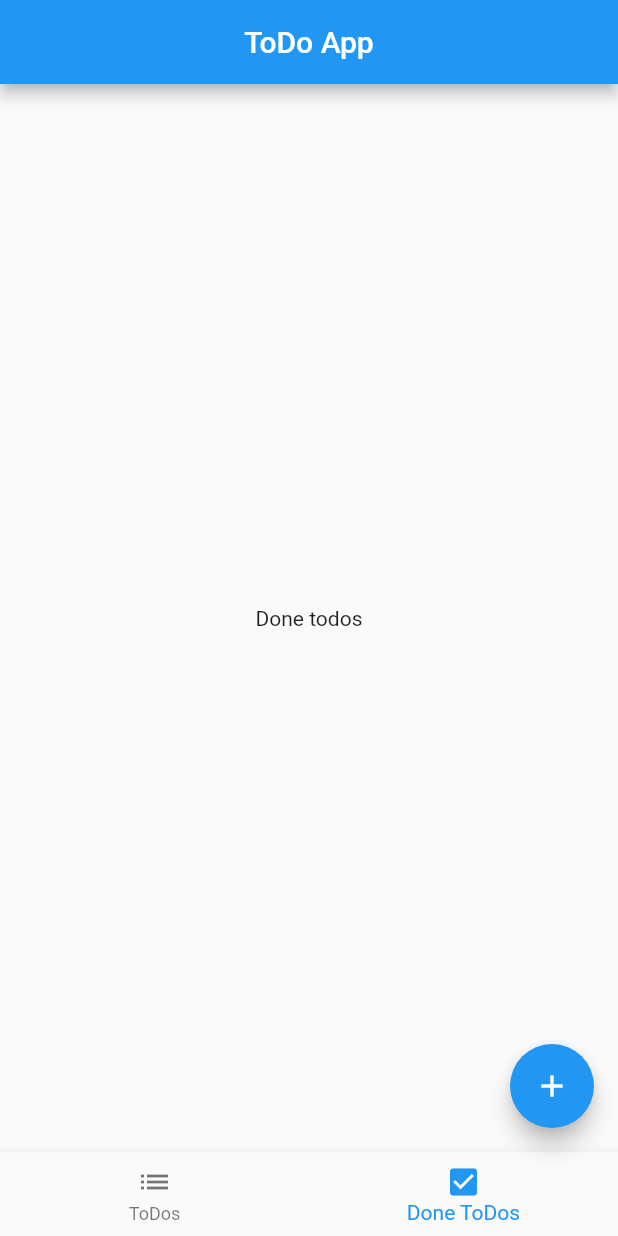
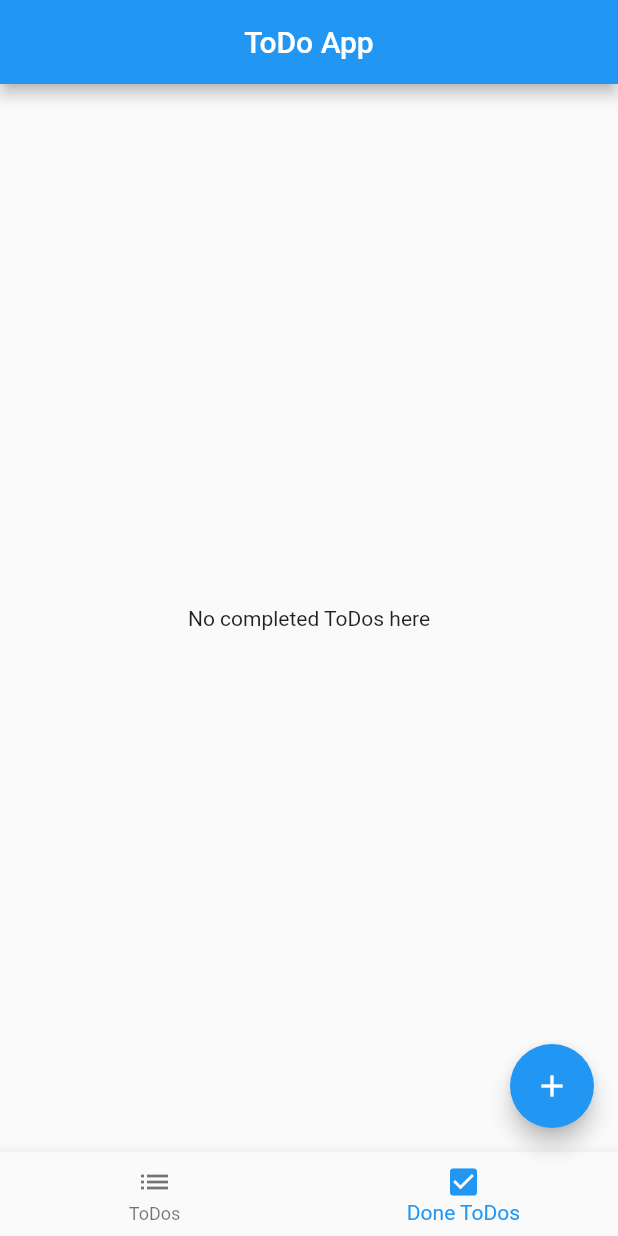
Before and after one commit to g0nnP/ToDo-App, a Flutter app: the screen it shows after launch, item 2 of the bottom bar chosen, on a phone screen of 412 x 824 dp. Run offline on Flutter 3.47's test engine with Material 2 defaults, Android fonts, the phone set to English and light mode, and no system bars; our stand-ins replace bloc, flutter_bloc.

Commit message:
Completed todos list added

```diff
--- a/lib/app/pages/home/bloc/todos/todos_bloc.dart
+++ b/lib/app/pages/home/bloc/todos/todos_bloc.dart
@@ -24,5 +24,11 @@ class TodosBloc extends Bloc<TodosEvent, TodosState> {
         emit(TodosFilledState(list));
       }
     });
+
+    on<CompleteTodoEvent>((event, emit) {
+      event.todo.completed = event.completed;
+      if(event.todo.completed) state.completedTodos.add(event.todo);
+      emit(TodosFilledState(state.todosList));
+    });
   }
 }
--- a/lib/app/pages/home/bloc/todos/todos_event.dart
+++ b/lib/app/pages/home/bloc/todos/todos_event.dart
@@ -21,7 +21,8 @@ class DeleteTodoEvent extends TodosEvent {
 }
 
 class CompleteTodoEvent extends TodosEvent {
-  CompleteTodoEvent(this.todo);
+  CompleteTodoEvent(this.completed, this.todo);
 
+  final bool completed;
   final TodoModel todo;
 }
--- a/lib/app/pages/home/bloc/todos/todos_state.dart
+++ b/lib/app/pages/home/bloc/todos/todos_state.dart
@@ -2,12 +2,14 @@ part of 'todos_bloc.dart';
 
 @immutable
 abstract class TodosState {
-  const TodosState({this.todosList = const []});
+  const TodosState({this.todosList = const [], this.completedTodos = const []});
   final List<TodoModel> todosList;
+  final List<TodoModel> completedTodos;
 }
 
 class TodosInitialState extends TodosState {
-  const TodosInitialState() : super(todosList: const []);
+  const TodosInitialState() :
+  super(todosList: const [], completedTodos: const []);
 }
 
 class TodosFilledState extends TodosState {
@@ -15,3 +17,10 @@ class TodosFilledState extends TodosState {
 
   final List<TodoModel> todoList;
 }
+
+class CompletedTodosState extends TodosState {
+  const CompletedTodosState(this.completeTodos) : super(completedTodos: completeTodos);
+
+  final List<TodoModel> completeTodos;
+
+}
--- a/lib/app/pages/home/screens/done_todos_screen.dart
+++ b/lib/app/pages/home/screens/done_todos_screen.dart
@@ -1,13 +1,28 @@
 import 'package:flutter/material.dart';
+import 'package:flutter_bloc/flutter_bloc.dart';
+import 'package:todo_app/app/pages/home/bloc/todos/todos_bloc.dart';
 
 class DoneTodosScreen extends StatelessWidget {
   const DoneTodosScreen({ Key? key }) : super(key: key);
 
   @override
   Widget build(BuildContext context) {
-    return const Scaffold(
-      body: Center(
-        child: Text('Done todos')
+    return Scaffold(
+      body: BlocBuilder<TodosBloc, TodosState>(
+        builder: (_, state) {
+          if(state is TodosInitialState) {
+            return const Center(child: Text('No completed ToDos here'));
+          }
+          return ListView.separated(
+            itemBuilder: (_, i) {
+              return ListTile(
+                title: Text(state.completedTodos[i].title)
+              );
+            },
+            separatorBuilder: (_, i) => const Divider(),
+            itemCount: state.todosList.length
+          );
+        }
       )
     );
   }
```
